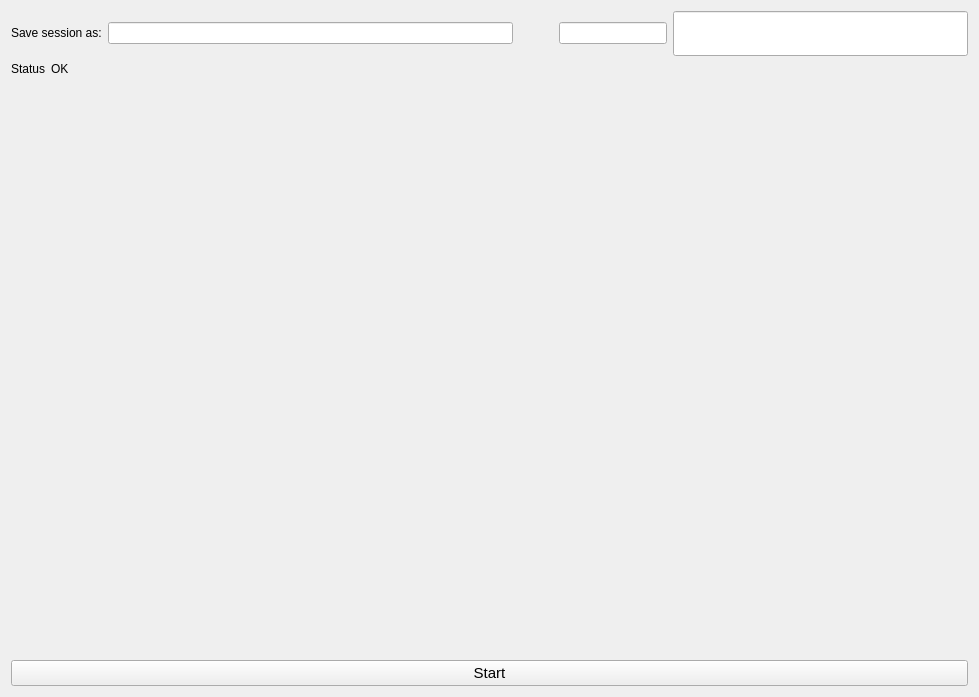
The window that src/mainwindowResize.ui (gimlidc/SonoGrabber) describes before a commit, drawn with Qt 5.
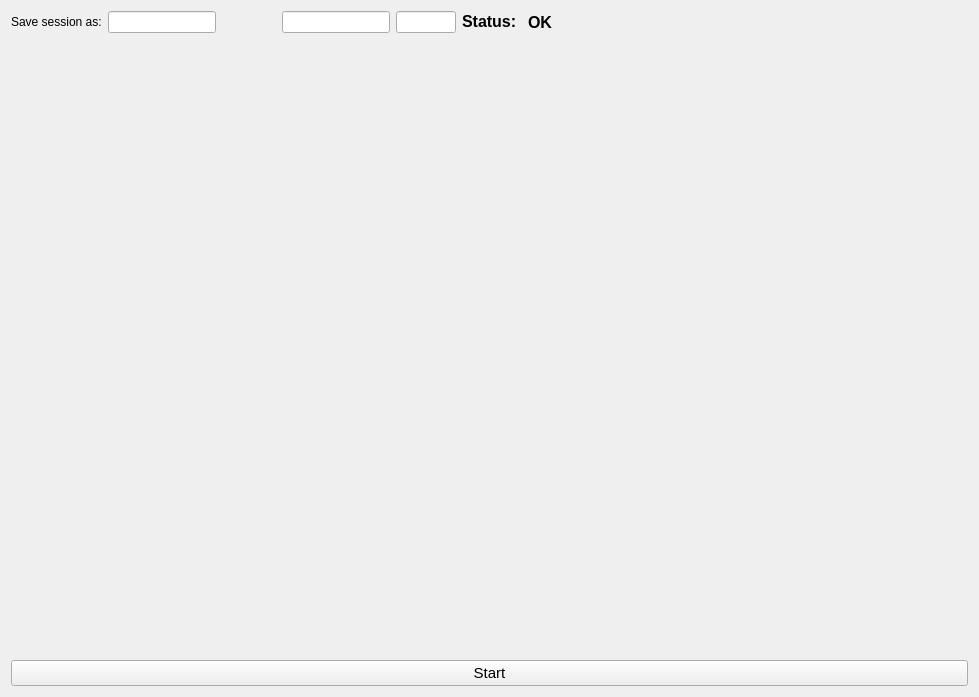
The same window after the commit.

Commit message: Freze menu and status box tuning

The edit to the form file:
```diff
--- a/src/mainwindowResize.ui
+++ b/src/mainwindowResize.ui
@@ -61,8 +61,8 @@
           <item>
            <widget class="QLineEdit" name="lineEdit">
             <property name="sizePolicy">
-             <sizepolicy hsizetype="Expanding" vsizetype="Fixed">
-              <horstretch>20</horstretch>
+             <sizepolicy hsizetype="Fixed" vsizetype="Fixed">
+              <horstretch>30</horstretch>
               <verstretch>7</verstretch>
              </sizepolicy>
             </property>
@@ -81,7 +81,7 @@
             </property>
             <property name="sizeHint" stdset="0">
              <size>
-              <width>40</width>
+              <width>60</width>
               <height>20</height>
              </size>
             </property>
@@ -100,14 +100,20 @@
           <item>
            <widget class="QLineEdit" name="lineEdit_3">
             <property name="sizePolicy">
-             <sizepolicy hsizetype="MinimumExpanding" vsizetype="Fixed">
+             <sizepolicy hsizetype="Preferred" vsizetype="Fixed">
               <horstretch>1</horstretch>
               <verstretch>0</verstretch>
              </sizepolicy>
             </property>
+            <property name="minimumSize">
+             <size>
+              <width>60</width>
+              <height>0</height>
+             </size>
+            </property>
             <property name="font">
              <font>
-              <pointsize>25</pointsize>
+              <pointsize>8</pointsize>
              </font>
             </property>
             <property name="text">
@@ -118,34 +124,53 @@
             </property>
            </widget>
           </item>
-         </layout>
-        </item>
-        <item>
-         <layout class="QHBoxLayout" name="HorizonalLayout_3">
-          <property name="sizeConstraint">
-           <enum>QLayout::SetMinimumSize</enum>
-          </property>
           <item>
            <widget class="QLabel" name="label_2">
             <property name="sizePolicy">
              <sizepolicy hsizetype="Fixed" vsizetype="Fixed">
-              <horstretch>0</horstretch>
+              <horstretch>1</horstretch>
               <verstretch>0</verstretch>
              </sizepolicy>
             </property>
+            <property name="minimumSize">
+             <size>
+              <width>60</width>
+              <height>0</height>
+             </size>
+            </property>
+            <property name="font">
+             <font>
+              <pointsize>12</pointsize>
+              <weight>75</weight>
+              <bold>true</bold>
+             </font>
+            </property>
             <property name="text">
-             <string>Status</string>
+             <string>Status:</string>
             </property>
            </widget>
           </item>
           <item>
            <widget class="QLabel" name="state">
             <property name="sizePolicy">
-             <sizepolicy hsizetype="Minimum" vsizetype="Preferred">
-              <horstretch>0</horstretch>
+             <sizepolicy hsizetype="MinimumExpanding" vsizetype="Preferred">
+              <horstretch>100</horstretch>
               <verstretch>0</verstretch>
              </sizepolicy>
             </property>
+            <property name="minimumSize">
+             <size>
+              <width>100</width>
+              <height>0</height>
+             </size>
+            </property>
+            <property name="font">
+             <font>
+              <pointsize>12</pointsize>
+              <weight>75</weight>
+              <bold>true</bold>
+             </font>
+            </property>
             <property name="text">
              <string>OK</string>
             </property>
@@ -169,6 +194,12 @@
               <verstretch>0</verstretch>
              </sizepolicy>
             </property>
+            <property name="minimumSize">
+             <size>
+              <width>60</width>
+              <height>0</height>
+             </size>
+            </property>
             <property name="font">
              <font>
               <weight>75</weight>
```
The commit also changes 5 other files.
